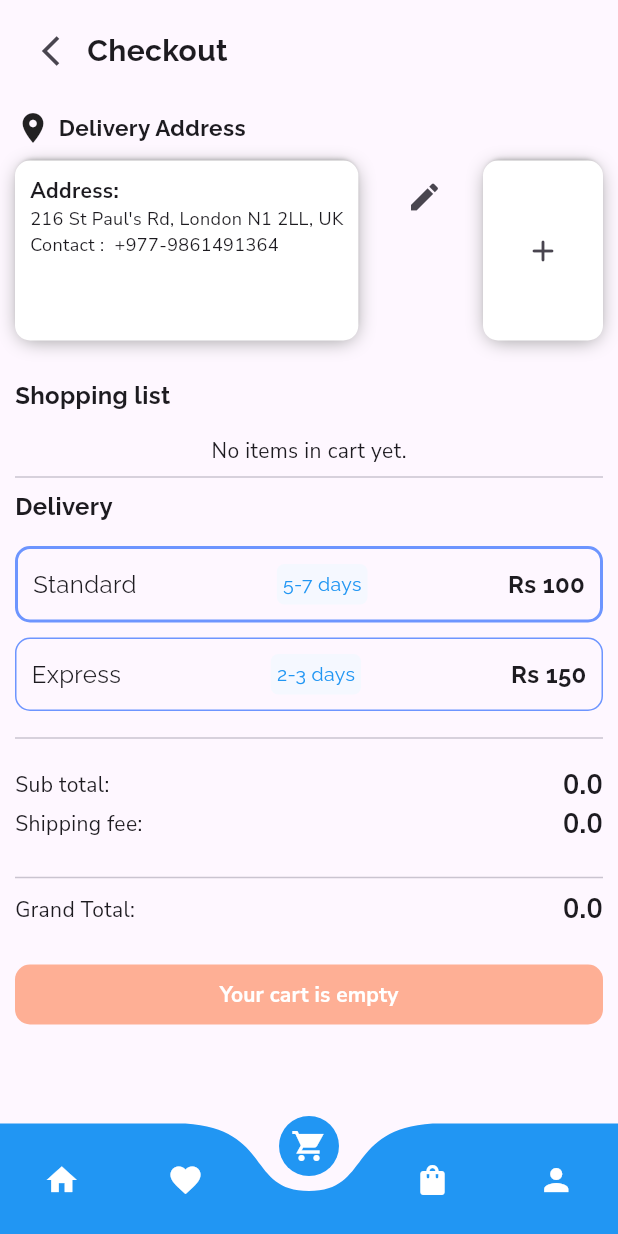
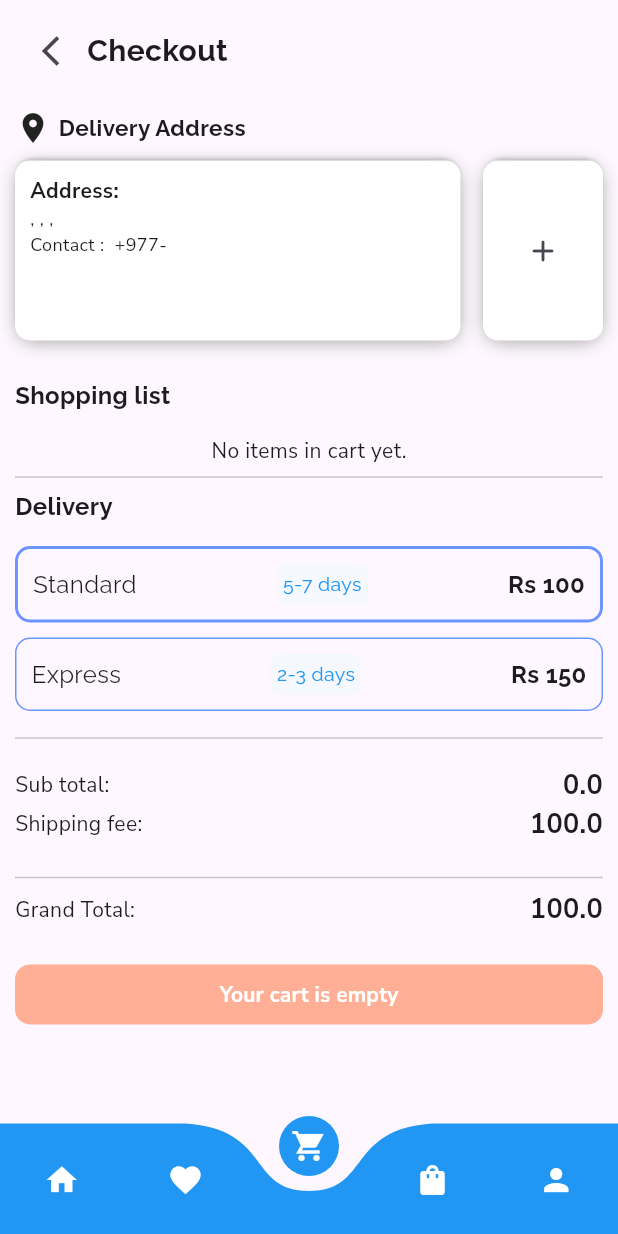
Before and after one commit to rajnish-09/Flutter_projects, a Flutter app: the screen it shows once a user with an empty profile is signed in, item 3 of the bottom bar chosen, on a phone screen of 412 x 824 dp. Run offline on Flutter 3.47's test engine with Material 3 defaults, Android fonts, the phone set to English and light mode, and no system bars; drawn by our look-alikes of curved_navigation_bar; our stand-ins replace bloc, carousel_slider, cloud_firestore, firebase_auth, firebase_core, flutter_bloc and 7 more; missing offline and left inert: flutter_intl_phone_field; accounts and stored records are empty.

Commit message:
feat: display shipping address to cart screen

```diff
--- a/ecommerce_app/lib/screens/user_module/cart_screen.dart
+++ b/ecommerce_app/lib/screens/user_module/cart_screen.dart
@@ -5,6 +5,9 @@ import 'package:ecommerce_app/bloc/favorite/favorite_bloc.dart';
 import 'package:ecommerce_app/bloc/favorite/favorite_state.dart';
 import 'package:ecommerce_app/bloc/product/product_bloc.dart';
 import 'package:ecommerce_app/bloc/product/product_state.dart';
+import 'package:ecommerce_app/bloc/user/user_bloc.dart';
+import 'package:ecommerce_app/bloc/user/user_event.dart';
+import 'package:ecommerce_app/bloc/user/user_state.dart';
 import 'package:ecommerce_app/models/order_item_model.dart';
 import 'package:ecommerce_app/models/order_model.dart';
 import 'package:ecommerce_app/screens/user_module/checkout_screen.dart';
@@ -42,7 +45,8 @@ class _CartScreenState extends State<CartScreen> {
   @override
   void initState() {
     super.initState();
-    context.read<CartBloc>().add(FetchCartItems());
+    getDeliveryInformation();
+    context.read<UserBloc>().add(GetUser());
   }
 
   @override
@@ -104,14 +108,24 @@ class _CartScreenState extends State<CartScreen> {
                   ],
                 ),
                 SizedBox(height: 10),
-                SizedBox(
+                BlocBuilder<UserBloc, UserState>(
+                  builder: (context, state) {
+                    if (state is UserLoaded) {
+                      if (state.userData.country == null) {
+                        return Text(
+                          "Update your shipping address from profile",
+                          style: TextStyle(
+                            color: Colors.red,
+                            fontWeight: FontWeight.bold,
+                          ),
+                        );
+                      }
+                      return SizedBox(
                         height: 120,
                         child: Row(
                           children: [
                             Expanded(
-                        child: Stack(
-                          children: [
-                            Container(
+                              child: Container(
                                 padding: EdgeInsets.all(10),
                                 decoration: BoxDecoration(
                                   borderRadius: BorderRadius.circular(10),
@@ -142,27 +156,17 @@ class _CartScreenState extends State<CartScreen> {
                                       ),
                                     ),
                                     Text(
-                                    "216 St Paul's Rd, London N1 2LL, UK",
+                                      '${state.userData.country!}, ${state.userData.province!}, ${state.userData.city!}, ${state.userData.street!}',
                                       maxLines: 2,
                                       overflow: TextOverflow.ellipsis,
                                       style: TextStyle(fontSize: 12),
                                     ),
                                     Text(
-                                    "Contact :  +977-9861491364",
+                                      "Contact :  +977-${state.userData.phone}",
                                       style: TextStyle(fontSize: 12),
                                     ),
                                   ],
                                 ),
-                            ),
-                            Positioned(
-                              right: 0,
-                              top: 0,
-                              child: IconButton(
-                                onPressed: () {},
-                                icon: Icon(Icons.edit),
-                              ),
-                            ),
-                          ],
                               ),
                             ),
                             SizedBox(width: 15),
@@ -195,6 +199,10 @@ class _CartScreenState extends State<CartScreen> {
                             ),
                           ],
                         ),
+                      );
+                    }
+                    return SizedBox();
+                  },
                 ),
                 SizedBox(height: 25),
                 Text(
@@ -214,6 +222,7 @@ class _CartScreenState extends State<CartScreen> {
                       if (state.cartItems.isEmpty) {
                         return Center(child: Text("No items in cart yet."));
                       }
+                      bool isCartEmpty = false;
                       // print("Items in cart: ${state.cartItems.length}");
                       return ListView.builder(
                         shrinkWrap: true,
@@ -221,6 +230,10 @@ class _CartScreenState extends State<CartScreen> {
                         itemCount: state.cartItems.length,
                         itemBuilder: (context, index) {
                           final cart = state.cartItems[index];
+                          isCartEmpty = state.cartItems.isEmpty;
+                          if (isCartEmpty) {
+                            deliveryCost = 0;
+                          }
                           double discountedPrice = cart.product.price;
                           double itemTotal =
                               cart.product.price * cart.cart.quantity;
@@ -449,11 +462,7 @@ class _CartScreenState extends State<CartScreen> {
                   builder: (context, state) {
                     double totalSum = 0;
                     if (state is CartLoaded) {
-                      final isCartEmpty = state.cartItems.isEmpty;
-                      double currentDeliveryCost = 0;
-                      deliveryCost = isCartEmpty
-                          ? currentDeliveryCost
-                          : deliveryCost;
+                      // final isCartEmpty = state.cartItems.isEmpty;
                       totalSum = state.cartItems.fold(0, (sum, item) {
                         double price = item.product.price;
                         if (item.product.discount != null &&
@@ -517,11 +526,19 @@ class _CartScreenState extends State<CartScreen> {
                 ),
                 SizedBox(height: 20),
 
-                BlocBuilder<CartBloc, CartState>(
+                BlocBuilder<UserBloc, UserState>(
+                  builder: (context, userState) {
+                    return BlocBuilder<CartBloc, CartState>(
                       builder: (context, state) {
                         if (state is CartLoaded) {
                           // final cart = state.cartItems[index];
                           final isCartEmpty = state.cartItems.isEmpty;
+                          final hasValidAddress =
+                              userState is UserLoaded &&
+                              userState.userData.country != null &&
+                              userState.userData.province != null &&
+                              userState.userData.city != null &&
+                              userState.userData.street != null;
                           return SizedBox(
                             width: double.infinity,
                             child: ElevatedButton(
@@ -546,7 +563,7 @@ class _CartScreenState extends State<CartScreen> {
                               //     ),
                               //   );
                               // },
-                          onPressed: isCartEmpty
+                              onPressed: (isCartEmpty || !hasValidAddress)
                                   ? null
                                   : () {
                                       final cartItems = state.cartItems;
@@ -560,7 +577,8 @@ class _CartScreenState extends State<CartScreen> {
                                             item.product.discount! > 0) {
                                           price =
                                               price -
-                                          ((price * item.product.discount!) /
+                                              ((price *
+                                                      item.product.discount!) /
                                                   100);
                                         }
 
@@ -619,6 +637,8 @@ class _CartScreenState extends State<CartScreen> {
                         }
                         return SizedBox();
                       },
+                    );
+                  },
                 ),
                 SizedBox(height: 25),
               ],
--- a/ecommerce_app/lib/screens/user_module/order_history_screen.dart
+++ b/ecommerce_app/lib/screens/user_module/order_history_screen.dart
@@ -123,7 +123,16 @@ class _OrderHistoryScreenState extends State<OrderHistoryScreen> {
                                             ],
                                           ),
                                         ),
-                                        Text(item.quantity.toStringAsFixed(0)),
+                                        Column(
+                                          crossAxisAlignment:
+                                              CrossAxisAlignment.end,
+                                          children: [
+                                            Text(
+                                              item.quantity.toStringAsFixed(0),
+                                            ),
+                                            Text(order.orderStatus),
+                                          ],
+                                        ),
                                       ],
                                     ),
                                   );
```
Also changed, not shown: ecommerce_app/lib/models/order_model.dart (line endings or trailing spaces). Lines whose indentation alone changed are shown as unchanged.
